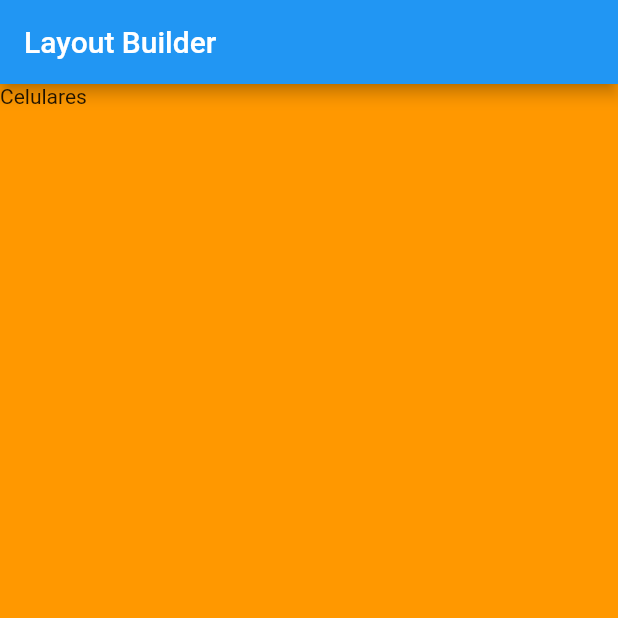
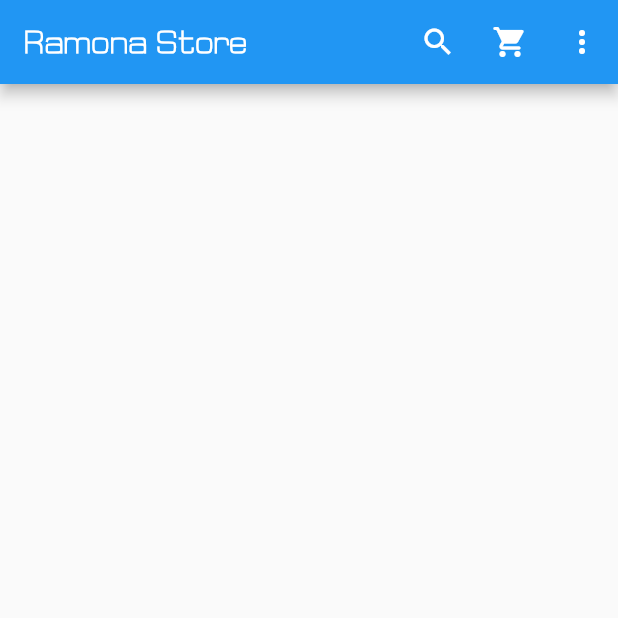
Before and after one commit to da0hn/ramona-flutter-store, a Flutter app: the screen it shows after launch, on a phone screen of 412 x 824 dp, the top half of it. Run offline on Flutter 3.47's test engine with Material 2 defaults, Android fonts, the light colour scheme and no system bars.

Commit message:
refactor: change home page to `ramona`

```diff
--- a/lib/main.dart
+++ b/lib/main.dart
@@ -1,12 +1,12 @@
 import 'package:flutter/material.dart';
-import 'package:ramona_store/responsiveness/responsiveness_layout_builder.dart';
+import 'package:ramona_store/pages/ramona.dart';
 
 void main() {
   runApp(
     const MaterialApp(
       title: 'Ramona Store',
       debugShowCheckedModeBanner: false,
-      home: ResponsivenessLayoutBuilder(),
+      home: Ramona(),
     ),
   );
 }
--- /dev/null
+++ b/lib/pages/ramona.dart
@@ -0,0 +1,32 @@
+import 'package:flutter/material.dart';
+import 'package:ramona_store/widget/mobile_app_bar.dart';
+import 'package:ramona_store/widget/web_app_bar.dart';
+
+class Ramona extends StatefulWidget {
+  const Ramona({Key? key}) : super(key: key);
+
+  @override
+  _RamonaState createState() => _RamonaState();
+}
+
+class _RamonaState extends State<Ramona> {
+  @override
+  Widget build(BuildContext context) {
+    return LayoutBuilder(builder: (context, constraint) {
+      final width = constraint.maxWidth;
+      final height = constraint.maxHeight;
+      final appBarHeight = AppBar().preferredSize.height;
+
+      return Scaffold(
+        appBar: _appBar(width, appBarHeight),
+        body: Container(),
+      );
+    });
+  }
+
+  _appBar(double width, double height) {
+    return width < 600
+        ? MobileAppBar(width: width, height: height)
+        : WebAppBar(width: width, height: height);
+  }
+}
```
